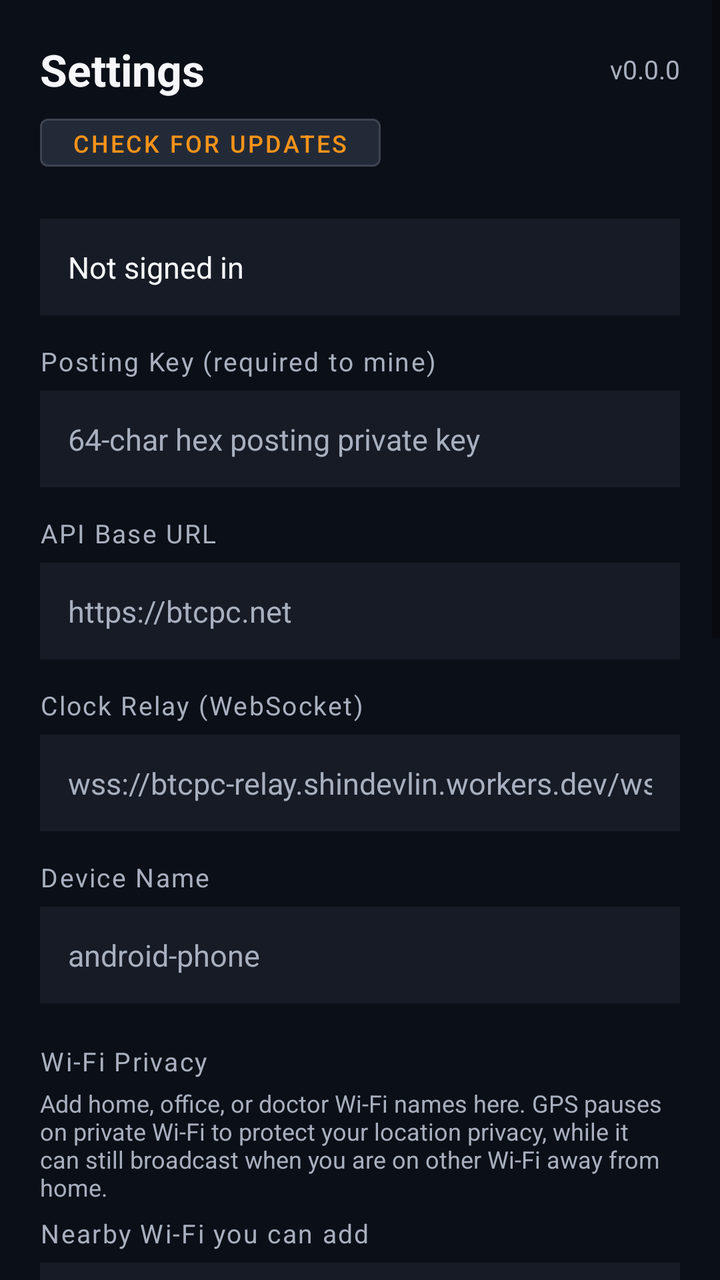
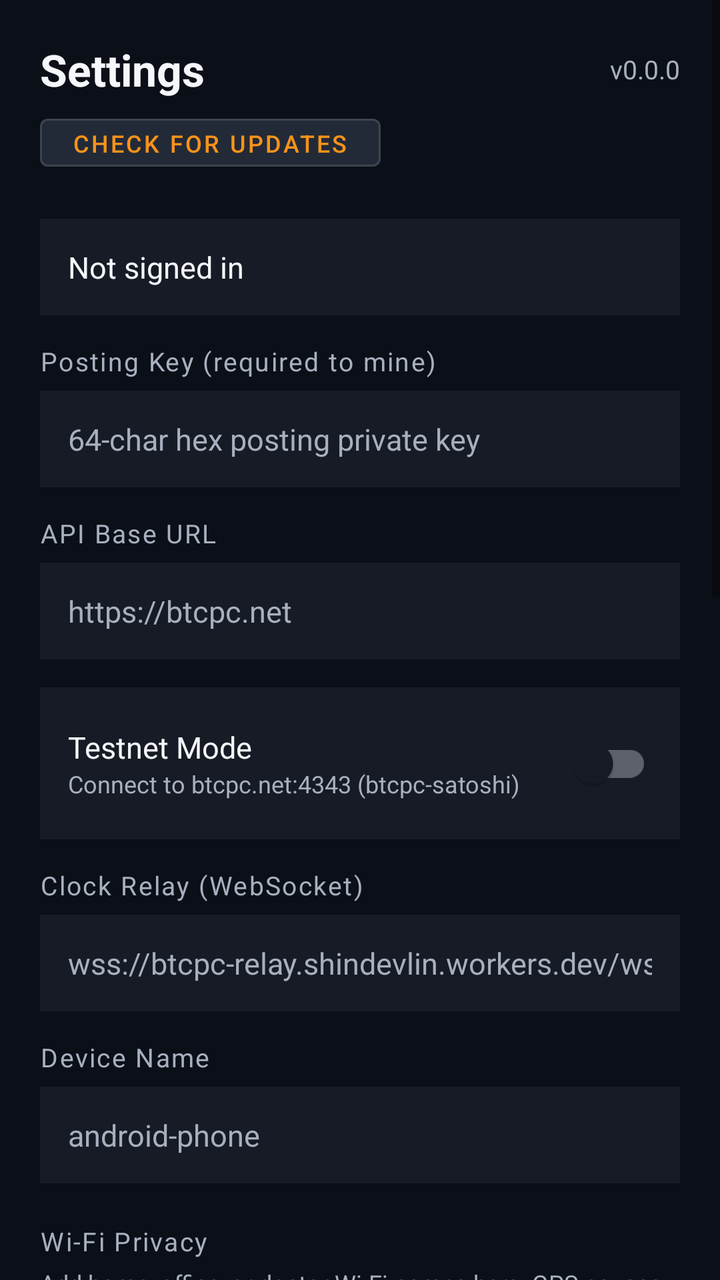

An Android layout rendered at two revisions. The XML below is the earlier revision; the diff shows what the commit changed to produce the second picture.
<!-- AndroidManifest.xml: application theme AppTheme -->
<!-- res/layout/fragment_settings.xml -->
<?xml version="1.0" encoding="utf-8"?>
<ScrollView xmlns:android="http://schemas.android.com/apk/res/android"
    xmlns:app="http://schemas.android.com/apk/res-auto"
    android:layout_width="match_parent"
    android:layout_height="match_parent"
    android:background="@color/btcpc_bg"
    android:fillViewport="true">

    <LinearLayout
        android:layout_width="match_parent"
        android:layout_height="wrap_content"
        android:orientation="vertical"
        android:padding="20dp">

        
        <LinearLayout
            android:layout_width="match_parent"
            android:layout_height="wrap_content"
            android:orientation="horizontal"
            android:gravity="center_vertical"
            android:layout_marginBottom="4dp">

            <TextView
                android:layout_width="0dp"
                android:layout_height="wrap_content"
                android:layout_weight="1"
                android:text="Settings"
                android:textColor="@color/btcpc_text"
                android:textSize="22sp"
                android:textStyle="bold" />

            <TextView
                android:id="@+id/settings_version"
                android:layout_width="wrap_content"
                android:layout_height="wrap_content"
                android:text="v0.0.0"
                android:textColor="@color/btcpc_muted"
                android:textSize="13sp" />

        </LinearLayout>

        
        <LinearLayout
            android:layout_width="match_parent"
            android:layout_height="wrap_content"
            android:orientation="horizontal"
            android:gravity="center_vertical"
            android:layout_marginBottom="20dp">

            <TextView
                android:id="@+id/settings_update_status"
                android:layout_width="0dp"
                android:layout_height="wrap_content"
                android:layout_weight="1"
                android:text=""
                android:textColor="@color/btcpc_muted"
                android:textSize="12sp"
                android:visibility="gone" />

            <com.google.android.material.button.MaterialButton
                android:id="@+id/settings_update_btn"
                android:layout_width="wrap_content"
                android:layout_height="36dp"
                android:backgroundTint="@color/btcpc_surface_alt"
                android:text="Check for updates"
                android:textColor="@color/btcpc_orange"
                android:textSize="12sp"
                style="@style/Widget.MaterialComponents.Button.OutlinedButton"
                android:strokeColor="@color/btcpc_orange"
                android:strokeWidth="1" />

        </LinearLayout>

        
        <LinearLayout
            android:id="@+id/settings_account_row"
            android:layout_width="match_parent"
            android:layout_height="wrap_content"
            android:orientation="horizontal"
            android:gravity="center_vertical"
            android:background="@color/btcpc_surface"
            android:padding="14dp"
            android:layout_marginBottom="14dp">

            <TextView
                android:id="@+id/settings_account_label"
                android:layout_width="0dp"
                android:layout_height="wrap_content"
                android:layout_weight="1"
                android:text="Not signed in"
                android:textColor="@color/btcpc_text"
                android:textSize="15sp" />

            <com.google.android.material.button.MaterialButton
                android:id="@+id/settings_signout_btn"
                android:layout_width="wrap_content"
                android:layout_height="36dp"
                android:text="Sign Out"
                android:textColor="#EF4444"
                android:textSize="13sp"
                android:backgroundTint="@color/btcpc_surface_alt"
                style="@style/Widget.MaterialComponents.Button.OutlinedButton"
                android:strokeColor="#EF4444"
                android:strokeWidth="1"
                android:visibility="gone" />

        </LinearLayout>

        
        <TextView
            android:layout_width="wrap_content"
            android:layout_height="wrap_content"
            android:text="Posting Key (required to mine)"
            android:textColor="@color/btcpc_muted"
            android:textSize="13sp"
            android:letterSpacing="0.06" />

        <EditText
            android:id="@+id/settings_posting_key"
            android:layout_width="match_parent"
            android:layout_height="wrap_content"
            android:layout_marginTop="6dp"
            android:layout_marginBottom="14dp"
            android:background="@color/btcpc_surface"
            android:hint="64-char hex posting private key"
            android:inputType="textPassword"
            android:padding="14dp"
            android:textColor="@color/btcpc_text"
            android:textColorHint="@color/btcpc_muted"
            android:textSize="15sp"
            android:importantForAutofill="no" />

        
        <TextView
            android:layout_width="wrap_content"
            android:layout_height="wrap_content"
            android:text="API Base URL"
            android:textColor="@color/btcpc_muted"
            android:textSize="13sp"
            android:letterSpacing="0.06" />

        <EditText
            android:id="@+id/settings_api_url"
            android:layout_width="match_parent"
            android:layout_height="wrap_content"
            android:layout_marginTop="6dp"
            android:layout_marginBottom="14dp"
            android:background="@color/btcpc_surface"
            android:hint="https://btcpc.net"
            android:inputType="textUri"
            android:padding="14dp"
            android:textColor="@color/btcpc_text"
            android:textColorHint="@color/btcpc_muted"
            android:textSize="15sp" />

        
        <TextView
            android:layout_width="wrap_content"
            android:layout_height="wrap_content"
            android:text="Clock Relay (WebSocket)"
            android:textColor="@color/btcpc_muted"
            android:textSize="13sp"
            android:letterSpacing="0.06" />

        <EditText
            android:id="@+id/settings_relay_url"
            android:layout_width="match_parent"
            android:layout_height="wrap_content"
            android:layout_marginTop="6dp"
            android:layout_marginBottom="14dp"
            android:background="@color/btcpc_surface"
            android:hint="wss://btcpc-relay.shindevlin.workers.dev/ws"
            android:inputType="textUri"
            android:padding="14dp"
            android:textColor="@color/btcpc_text"
            android:textColorHint="@color/btcpc_muted"
            android:textSize="15sp" />

        
        <TextView
            android:layout_width="wrap_content"
            android:layout_height="wrap_content"
            android:text="Device Name"
            android:textColor="@color/btcpc_muted"
            android:textSize="13sp"
            android:letterSpacing="0.06" />

        <EditText
            android:id="@+id/settings_device_name"
            android:layout_width="match_parent"
            android:layout_height="wrap_content"
            android:layout_marginTop="6dp"
            android:layout_marginBottom="20dp"
            android:background="@color/btcpc_surface"
            android:hint="android-phone"
            android:inputType="text"
            android:padding="14dp"
            android:textColor="@color/btcpc_text"
            android:textColorHint="@color/btcpc_muted"
            android:textSize="15sp" />

        
        <TextView
            android:layout_width="wrap_content"
            android:layout_height="wrap_content"
            android:text="Wi-Fi Privacy"
            android:textColor="@color/btcpc_muted"
            android:textSize="13sp"
            android:letterSpacing="0.06" />

        <TextView
            android:layout_width="match_parent"
            android:layout_height="wrap_content"
            android:layout_marginTop="4dp"
            android:text="Add home, office, or doctor Wi-Fi names here. GPS pauses on private Wi-Fi to protect your location privacy, while it can still broadcast when you are on other Wi-Fi away from home."
            android:textColor="@color/btcpc_muted"
            android:textSize="12sp" />

        <TextView
            android:layout_width="match_parent"
            android:layout_height="wrap_content"
            android:layout_marginTop="6dp"
            android:text="Nearby Wi-Fi you can add"
            android:textColor="@color/btcpc_muted"
            android:textSize="13sp"
            android:letterSpacing="0.06" />

        <AutoCompleteTextView
            android:id="@+id/settings_wifi_suggestion"
            android:layout_width="match_parent"
            android:layout_height="wrap_content"
            android:layout_marginTop="6dp"
            android:background="@color/btcpc_surface"
            android:hint="Tap a Wi-Fi name"
            android:inputType="text"
            android:padding="14dp"
            android:textColor="@color/btcpc_text"
            android:textColorHint="@color/btcpc_muted"
            android:textSize="15sp"
            android:completionThreshold="0" />

        <com.google.android.material.button.MaterialButton
            android:id="@+id/settings_wifi_add_btn"
            android:layout_width="wrap_content"
            android:layout_height="36dp"
            android:layout_marginTop="8dp"
            android:backgroundTint="@color/btcpc_surface_alt"
            android:text="Add to Privacy List"
            android:textColor="@color/btcpc_orange"
            android:textSize="12sp"
            style="@style/Widget.MaterialComponents.Button.OutlinedButton"
            android:strokeColor="@color/btcpc_orange"
            android:strokeWidth="1" />

        <TextView
            android:layout_width="wrap_content"
            android:layout_height="wrap_content"
            android:layout_marginTop="12dp"
            android:text="Privacy List"
            android:textColor="@color/btcpc_muted"
            android:textSize="13sp"
            android:letterSpacing="0.06" />

        <com.google.android.material.chip.ChipGroup
            android:id="@+id/settings_trusted_wifi_chips"
            android:layout_width="match_parent"
            android:layout_height="wrap_content"
            android:layout_marginTop="8dp"
            android:layout_marginBottom="14dp"
            app:singleLine="false"
            app:chipSpacingHorizontal="8dp"
            app:chipSpacingVertical="8dp" />

        <com.google.android.material.button.MaterialButton
            android:id="@+id/settings_save_btn"
            android:layout_width="match_parent"
            android:layout_height="52dp"
            android:backgroundTint="@color/btcpc_orange"
            android:text="Save"
            android:textColor="@android:color/black"
            android:textSize="16sp"
            android:textStyle="bold" />

        <TextView
            android:id="@+id/settings_save_status"
            android:layout_width="match_parent"
            android:layout_height="wrap_content"
            android:layout_marginTop="8dp"
            android:gravity="center"
            android:text=""
            android:textColor="@color/btcpc_green"
            android:textSize="13sp" />

        
        <TextView
            android:layout_width="wrap_content"
            android:layout_height="wrap_content"
            android:layout_marginTop="24dp"
            android:layout_marginBottom="10dp"
            android:text="PROCESS STATUS"
            android:textColor="@color/btcpc_muted"
            android:textSize="12sp"
            android:letterSpacing="0.12" />

        <LinearLayout
            android:layout_width="match_parent"
            android:layout_height="wrap_content"
            android:orientation="vertical"
            android:background="@color/btcpc_surface"
            android:padding="12dp">

            <LinearLayout
                android:layout_width="match_parent"
                android:layout_height="wrap_content"
                android:orientation="horizontal"
                android:gravity="center_vertical"
                android:paddingVertical="6dp">

                <TextView
                    android:layout_width="0dp"
                    android:layout_height="wrap_content"
                    android:layout_weight="1"
                    android:text="Relay"
                    android:textColor="@color/btcpc_text"
                    android:textSize="14sp" />

                <TextView
                    android:id="@+id/settings_relay_status"
                    android:layout_width="wrap_content"
                    android:layout_height="wrap_content"
                    android:text="--"
                    android:textColor="@color/btcpc_muted"
                    android:textSize="13sp" />
            </LinearLayout>

            <LinearLayout
                android:layout_width="match_parent"
                android:layout_height="wrap_content"
                android:orientation="horizontal"
                android:gravity="center_vertical"
                android:paddingVertical="6dp">

                <TextView
                    android:layout_width="0dp"
                    android:layout_height="wrap_content"
                    android:layout_weight="1"
                    android:text="Clock"
                    android:textColor="@color/btcpc_text"
                    android:textSize="14sp" />

                <TextView
                    android:id="@+id/settings_clock_status"
                    android:layout_width="wrap_content"
                    android:layout_height="wrap_content"
                    android:text="--"
                    android:textColor="@color/btcpc_muted"
                    android:textSize="13sp" />
            </LinearLayout>

            <LinearLayout
                android:layout_width="match_parent"
                android:layout_height="wrap_content"
                android:orientation="horizontal"
                android:gravity="center_vertical"
                android:paddingVertical="6dp">

                <TextView
                    android:layout_width="0dp"
                    android:layout_height="wrap_content"
                    android:layout_weight="1"
                    android:text="Sensor"
                    android:textColor="@color/btcpc_text"
                    android:textSize="14sp" />

                <TextView
                    android:id="@+id/settings_sensor_status"
                    android:layout_width="wrap_content"
                    android:layout_height="wrap_content"
                    android:text="--"
                    android:textColor="@color/btcpc_muted"
                    android:textSize="13sp" />
            </LinearLayout>

            <LinearLayout
                android:layout_width="match_parent"
                android:layout_height="wrap_content"
                android:orientation="horizontal"
                android:gravity="center_vertical"
                android:paddingVertical="6dp">

                <TextView
                    android:layout_width="0dp"
                    android:layout_height="wrap_content"
                    android:layout_weight="1"
                    android:text="Miner"
                    android:textColor="@color/btcpc_text"
                    android:textSize="14sp" />

                <TextView
                    android:id="@+id/settings_miner_status"
                    android:layout_width="wrap_content"
                    android:layout_height="wrap_content"
                    android:text="--"
                    android:textColor="@color/btcpc_muted"
                    android:textSize="13sp" />
            </LinearLayout>

            <LinearLayout
                android:layout_width="match_parent"
                android:layout_height="wrap_content"
                android:orientation="horizontal"
                android:gravity="center_vertical"
                android:paddingVertical="6dp">

                <TextView
                    android:layout_width="0dp"
                    android:layout_height="wrap_content"
                    android:layout_weight="1"
                    android:text="Storage"
                    android:textColor="@color/btcpc_text"
                    android:textSize="14sp" />

                <TextView
                    android:id="@+id/settings_storage_status"
                    android:layout_width="wrap_content"
                    android:layout_height="wrap_content"
                    android:text="--"
                    android:textColor="@color/btcpc_muted"
                    android:textSize="13sp" />
            </LinearLayout>
        </LinearLayout>

        
        <TextView
            android:layout_width="wrap_content"
            android:layout_height="wrap_content"
            android:layout_marginTop="24dp"
            android:layout_marginBottom="10dp"
            android:text="SERVICES"
            android:textColor="@color/btcpc_muted"
            android:textSize="12sp"
            android:letterSpacing="0.12" />

        <LinearLayout
            android:layout_width="match_parent"
            android:layout_height="wrap_content"
            android:orientation="vertical"
            android:background="@color/btcpc_surface"
            android:padding="12dp">

            <LinearLayout
                android:layout_width="match_parent"
                android:layout_height="wrap_content"
                android:orientation="horizontal"
                android:gravity="center_vertical"
                android:paddingVertical="8dp">

                <TextView
                    android:layout_width="0dp"
                    android:layout_height="wrap_content"
                    android:layout_weight="1"
                    android:text="Relay (Flipper)"
                    android:textColor="@color/btcpc_text"
                    android:textSize="14sp" />

                <TextView
                    android:id="@+id/settings_relay_status2"
                    android:layout_width="wrap_content"
                    android:layout_height="wrap_content"
                    android:text="--"
                    android:textColor="@color/btcpc_muted"
                    android:textSize="13sp" />

            </LinearLayout>

            <View
                android:layout_width="match_parent"
                android:layout_height="1dp"
                android:background="@color/btcpc_surface_alt" />

            <LinearLayout
                android:layout_width="match_parent"
                android:layout_height="wrap_content"
                android:orientation="horizontal"
                android:gravity="center_vertical"
                android:paddingVertical="8dp">

                <TextView
                    android:layout_width="0dp"
                    android:layout_height="wrap_content"
                    android:layout_weight="1"
                    android:text="Clock Peer"
                    android:textColor="@color/btcpc_text"
                    android:textSize="14sp" />

                <TextView
                    android:id="@+id/settings_clock_status2"
                    android:layout_width="wrap_content"
                    android:layout_height="wrap_content"
                    android:text="--"
                    android:textColor="@color/btcpc_muted"
                    android:textSize="13sp" />

            </LinearLayout>

            <View
                android:layout_width="match_parent"
                android:layout_height="1dp"
                android:background="@color/btcpc_surface_alt" />

            <LinearLayout
                android:layout_width="match_parent"
                android:layout_height="wrap_content"
                android:orientation="horizontal"
                android:gravity="center_vertical"
                android:paddingVertical="8dp">

                <TextView
                    android:layout_width="0dp"
                    android:layout_height="wrap_content"
                    android:layout_weight="1"
                    android:text="Sensors"
                    android:textColor="@color/btcpc_text"
                    android:textSize="14sp" />

                <TextView
                    android:id="@+id/settings_sensor_status2"
                    android:layout_width="wrap_content"
                    android:layout_height="wrap_content"
                    android:text="--"
                    android:textColor="@color/btcpc_muted"
                    android:textSize="13sp" />

            </LinearLayout>

        </LinearLayout>

    </LinearLayout>
</ScrollView>
<!-- resources referenced by this layout -->
<resources>
  <color name="btcpc_bg">#0B0F17</color>
  <color name="btcpc_green">#22C55E</color>
  <color name="btcpc_muted">#A8B0BF</color>
  <color name="btcpc_orange">#F7931A</color>
  <color name="btcpc_surface">#161B25</color>
  <color name="btcpc_surface_alt">#232A37</color>
  <color name="btcpc_text">#F5F7FA</color>
  <style name="AppTheme" parent="Theme.MaterialComponents.DayNight.NoActionBar">
          <item name="colorPrimary">@color/btcpc_orange</item>
          <item name="colorPrimaryVariant">@color/btcpc_surface_alt</item>
          <item name="colorOnPrimary">@android:color/black</item>
          <item name="colorSecondary">@color/btcpc_green</item>
          <item name="colorOnSecondary">@android:color/black</item>
          <item name="colorSurface">@color/btcpc_surface</item>
          <item name="colorOnSurface">@color/btcpc_text</item>
          <item name="android:colorBackground">@color/btcpc_bg</item>
          <item name="colorOnBackground">@color/btcpc_text</item>
          <item name="android:windowBackground">@color/btcpc_bg</item>
          <item name="android:statusBarColor">@color/btcpc_bg</item>
          <item name="android:navigationBarColor">@color/btcpc_surface</item>
          <item name="materialThemeOverlay">@style/ThemeOverlay.BtcpcDark</item>
      </style>
  <style name="ThemeOverlay.BtcpcDark" parent="">
          <item name="colorControlHighlight">#33F7931A</item>
          <item name="colorControlActivated">@color/btcpc_orange</item>
      </style>
</resources>

<!-- the commit's change to res/layout/fragment_settings.xml (unified diff, before → after) -->
@@ -153,6 +153,47 @@
             android:textColorHint="@color/btcpc_muted"
             android:textSize="15sp" />
 
+
+        
+        <LinearLayout
+            android:layout_width="match_parent"
+            android:layout_height="wrap_content"
+            android:orientation="horizontal"
+            android:gravity="center_vertical"
+            android:background="@color/btcpc_surface"
+            android:padding="14dp"
+            android:layout_marginBottom="14dp">
+
+            <LinearLayout
+                android:layout_width="0dp"
+                android:layout_height="wrap_content"
+                android:layout_weight="1"
+                android:orientation="vertical">
+
+                <TextView
+                    android:layout_width="wrap_content"
+                    android:layout_height="wrap_content"
+                    android:text="Testnet Mode"
+                    android:textColor="@color/btcpc_text"
+                    android:textSize="15sp" />
+
+                <TextView
+                    android:layout_width="wrap_content"
+                    android:layout_height="wrap_content"
+                    android:text="Connect to btcpc.net:4343 (btcpc-satoshi)"
+                    android:textColor="@color/btcpc_muted"
+                    android:textSize="12sp" />
+
+            </LinearLayout>
+
+            <com.google.android.material.switchmaterial.SwitchMaterial
+                android:id="@+id/settings_testnet_switch"
+                android:layout_width="wrap_content"
+                android:layout_height="wrap_content"
+                android:checked="false" />
+
+        </LinearLayout>
+
         
         <TextView
             android:layout_width="wrap_content"
